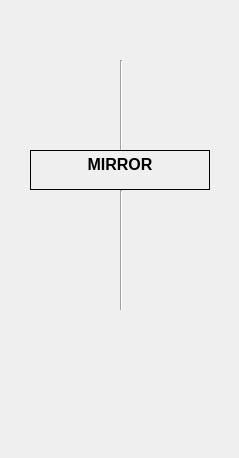
Above: templates/mirror.ui from pcdshub/lcls-pydm-vacuum before the change. Below: the same form after it.
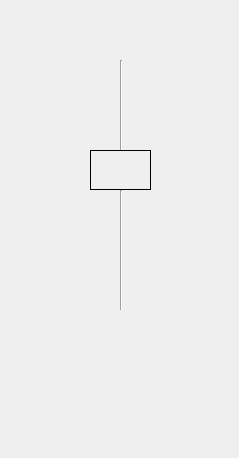
That is the form after the change. Custom widgets are drawn as their Qt base class.

Patch:
```diff
--- a/templates/mirror.ui
+++ b/templates/mirror.ui
@@ -80,9 +80,9 @@
   <widget class="QLabel" name="ND1H">
    <property name="geometry">
     <rect>
-     <x>30</x>
+     <x>90</x>
      <y>150</y>
-     <width>180</width>
+     <width>61</width>
      <height>40</height>
     </rect>
    </property>
@@ -103,7 +103,7 @@
     <enum>QFrame::Plain</enum>
    </property>
    <property name="text">
-    <string>MIRROR</string>
+    <string/>
    </property>
    <property name="alignment">
     <set>Qt::AlignHCenter|Qt::AlignTop</set>
```
